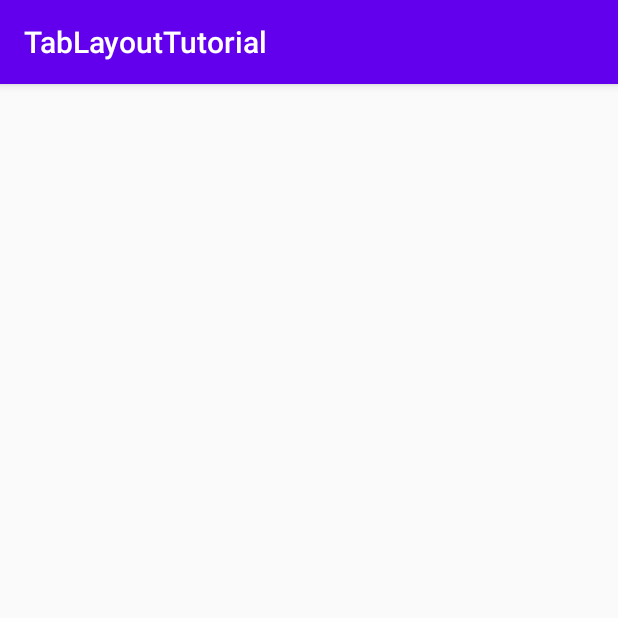
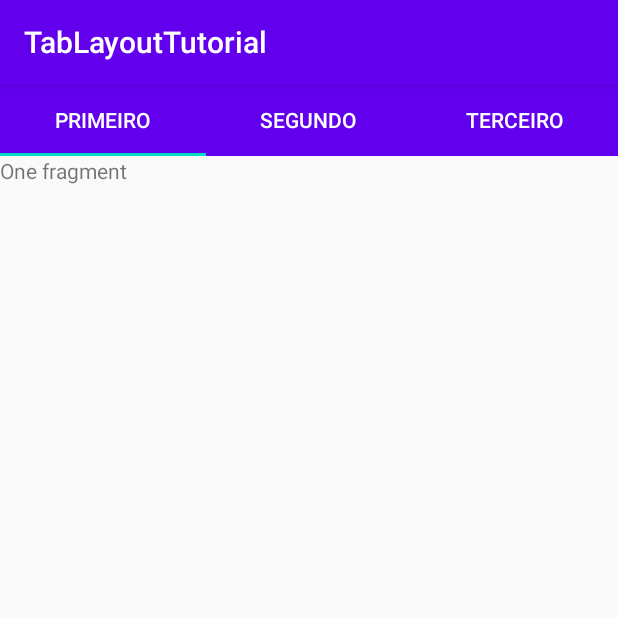
Before and after one commit to eduramza/TabLayout-Tutorial, an Android app: the screen it shows after launch (MainActivity), on a phone screen of 412 x 824 dp, the top half of it. Run offline under Robolectric (Android 15) with nearby library versions, the phone set to English and light mode, and no system bars.

Commit message:
codigo finalizado

```diff
--- a/app/src/main/java/com/eduramza/tablayouttutorial/main/ui/MainActivity.kt
+++ b/app/src/main/java/com/eduramza/tablayouttutorial/main/ui/MainActivity.kt
@@ -3,10 +3,25 @@
 import androidx.appcompat.app.AppCompatActivity
 import android.os.Bundle
 import com.eduramza.tablayouttutorial.R
+import com.eduramza.tablayouttutorial.main.ui.adapter.MyViewPagerAdapter
+import kotlinx.android.synthetic.main.activity_main.*
 
-    class MainActivity : AppCompatActivity() {
+
+class MainActivity : AppCompatActivity() {
+
     override fun onCreate(savedInstanceState: Bundle?) {
         super.onCreate(savedInstanceState)
         setContentView(R.layout.activity_main)
+
+        setupTabs()
+    }
+
+    private fun setupTabs(){
+        val adapter = MyViewPagerAdapter(supportFragmentManager)
+        adapter.addFragment(OneFragment.newInstance(), "Primeiro")
+        adapter.addFragment(TwoFragment.newInstance(), "Segundo")
+        adapter.addFragment(ThreeFragment.newInstance(), "Terceiro")
+        viewPager.adapter = adapter
+        my_tablayout.setupWithViewPager(viewPager)
     }
 }
--- /dev/null
+++ b/app/src/main/java/com/eduramza/tablayouttutorial/main/ui/adapter/MyViewPagerAdapter.kt
@@ -0,0 +1,33 @@
+package com.eduramza.tablayouttutorial.main.ui.adapter
+
+import androidx.fragment.app.Fragment
+import androidx.fragment.app.FragmentManager
+import androidx.fragment.app.FragmentStatePagerAdapter
+
+//1
+class MyViewPagerAdapter (fm: FragmentManager)
+//2
+    : FragmentStatePagerAdapter(fm, BEHAVIOR_RESUME_ONLY_CURRENT_FRAGMENT){
+
+    //3
+    private val fragmentList = ArrayList<Fragment>()
+    private val titleList = ArrayList<String>()
+
+    //4
+    override fun getItem(position: Int): Fragment {
+        return fragmentList[position]
+    }
+
+    override fun getCount() = fragmentList.size
+
+    override fun getPageTitle(position: Int): CharSequence? {
+        return titleList[position]
+    }
+
+    //5
+    fun addFragment(fragment: Fragment, title: String){
+        fragmentList.add(fragment)
+        titleList.add(title)
+    }
+
+}
--- a/app/src/main/res/layout/activity_main.xml
+++ b/app/src/main/res/layout/activity_main.xml
@@ -12,10 +12,20 @@
         android:layout_width="match_parent"
         android:layout_height="wrap_content"
         app:tabBackground="@color/colorPrimary"
-        app:tabMode="scrollable"
+        app:tabMode="fixed"
         app:tabTextColor="@android:color/white"
         app:layout_constraintStart_toStartOf="parent"
         app:layout_constraintEnd_toEndOf="parent"
         app:layout_constraintTop_toTopOf="parent" />
 
+    <!-- 2 -->
+    <androidx.viewpager.widget.ViewPager
+        android:id="@+id/viewPager"
+        android:layout_width="match_parent"
+        android:layout_height="wrap_content"
+        app:layout_constraintTop_toBottomOf="@id/my_tablayout"
+        app:layout_constraintStart_toStartOf="parent"
+        app:layout_constraintEnd_toEndOf="parent"
+        app:layout_behavior="@string/appbar_scrolling_view_behavior" />
+
 </androidx.constraintlayout.widget.ConstraintLayout>
--- a/app/src/main/res/layout/fragment_three.xml
+++ b/app/src/main/res/layout/fragment_three.xml
@@ -9,6 +9,6 @@
     <TextView
         android:layout_width="match_parent"
         android:layout_height="match_parent"
-        android:text="@string/two_fragment" />
+        android:text="@string/three_fragment" />
 
 </FrameLayout>
--- a/app/src/main/res/layout/fragment_two.xml
+++ b/app/src/main/res/layout/fragment_two.xml
@@ -9,6 +9,6 @@
     <TextView
         android:layout_width="match_parent"
         android:layout_height="match_parent"
-        android:text="@string/three_fragment" />
+        android:text="@string/two_fragment" />
 
 </FrameLayout>
```
